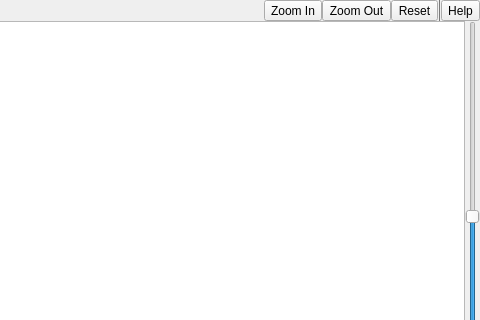
First picture: the form in Qt/qt4_mixer_widget.ui, repository kmatheussen/radium, before the edit; both pictures show x 164 to 644 and y 0 to 320 of the 644 by 411 pixel window.
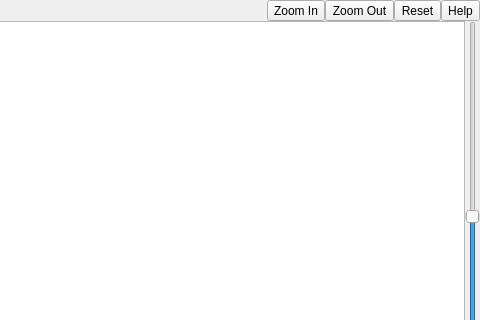
Second picture: the form after the edit.

Commit message: Remove separator between Reset and Help

The edit to the form file:
```diff
--- a/Qt/qt4_mixer_widget.ui
+++ b/Qt/qt4_mixer_widget.ui
@@ -87,491 +87,6 @@
        </property>
       </widget>
      </item>
-     <item>
-      <widget class="Line" name="line_10">
-       <property name="palette">
-        <palette>
-         <active>
-          <colorrole role="WindowText">
-           <brush brushstyle="SolidPattern">
-            <color alpha="255">
-             <red>121</red>
-             <green>121</green>
-             <blue>121</blue>
-            </color>
-           </brush>
-          </colorrole>
-          <colorrole role="Button">
-           <brush brushstyle="SolidPattern">
-            <color alpha="255">
-             <red>174</red>
-             <green>174</green>
-             <blue>174</blue>
-            </color>
-           </brush>
-          </colorrole>
-          <colorrole role="Light">
-           <brush brushstyle="SolidPattern">
-            <color alpha="255">
-             <red>195</red>
-             <green>195</green>
-             <blue>195</blue>
-            </color>
-           </brush>
-          </colorrole>
-          <colorrole role="Midlight">
-           <brush brushstyle="SolidPattern">
-            <color alpha="255">
-             <red>214</red>
-             <green>214</green>
-             <blue>214</blue>
-            </color>
-           </brush>
-          </colorrole>
-          <colorrole role="Dark">
-           <brush brushstyle="SolidPattern">
-            <color alpha="255">
-             <red>87</red>
-             <green>87</green>
-             <blue>87</blue>
-            </color>
-           </brush>
-          </colorrole>
-          <colorrole role="Mid">
-           <brush brushstyle="SolidPattern">
-            <color alpha="255">
-             <red>116</red>
-             <green>116</green>
-             <blue>116</blue>
-            </color>
-           </brush>
-          </colorrole>
-          <colorrole role="Text">
-           <brush brushstyle="SolidPattern">
-            <color alpha="255">
-             <red>84</red>
-             <green>84</green>
-             <blue>84</blue>
-            </color>
-           </brush>
-          </colorrole>
-          <colorrole role="BrightText">
-           <brush brushstyle="SolidPattern">
-            <color alpha="255">
-             <red>205</red>
-             <green>205</green>
-             <blue>205</blue>
-            </color>
-           </brush>
-          </colorrole>
-          <colorrole role="ButtonText">
-           <brush brushstyle="SolidPattern">
-            <color alpha="255">
-             <red>117</red>
-             <green>117</green>
-             <blue>117</blue>
-            </color>
-           </brush>
-          </colorrole>
-          <colorrole role="Base">
-           <brush brushstyle="SolidPattern">
-            <color alpha="255">
-             <red>226</red>
-             <green>226</green>
-             <blue>226</blue>
-            </color>
-           </brush>
-          </colorrole>
-          <colorrole role="Window">
-           <brush brushstyle="SolidPattern">
-            <color alpha="255">
-             <red>174</red>
-             <green>174</green>
-             <blue>174</blue>
-            </color>
-           </brush>
-          </colorrole>
-          <colorrole role="Shadow">
-           <brush brushstyle="SolidPattern">
-            <color alpha="255">
-             <red>84</red>
-             <green>84</green>
-             <blue>84</blue>
-            </color>
-           </brush>
-          </colorrole>
-          <colorrole role="HighlightedText">
-           <brush brushstyle="SolidPattern">
-            <color alpha="255">
-             <red>213</red>
-             <green>213</green>
-             <blue>213</blue>
-            </color>
-           </brush>
-          </colorrole>
-          <colorrole role="AlternateBase">
-           <brush brushstyle="SolidPattern">
-            <color alpha="255">
-             <red>214</red>
-             <green>214</green>
-             <blue>214</blue>
-            </color>
-           </brush>
-          </colorrole>
-          <colorrole role="NoRole">
-           <brush brushstyle="SolidPattern">
-            <color alpha="255">
-             <red>113</red>
-             <green>113</green>
-             <blue>113</blue>
-            </color>
-           </brush>
-          </colorrole>
-          <colorrole role="ToolTipBase">
-           <brush brushstyle="SolidPattern">
-            <color alpha="255">
-             <red>212</red>
-             <green>212</green>
-             <blue>183</blue>
-            </color>
-           </brush>
-          </colorrole>
-          <colorrole role="ToolTipText">
-           <brush brushstyle="SolidPattern">
-            <color alpha="255">
-             <red>92</red>
-             <green>92</green>
-             <blue>92</blue>
-            </color>
-           </brush>
-          </colorrole>
-         </active>
-         <inactive>
-          <colorrole role="WindowText">
-           <brush brushstyle="SolidPattern">
-            <color alpha="255">
-             <red>121</red>
-             <green>121</green>
-             <blue>121</blue>
-            </color>
-           </brush>
-          </colorrole>
-          <colorrole role="Button">
-           <brush brushstyle="SolidPattern">
-            <color alpha="255">
-             <red>174</red>
-             <green>174</green>
-             <blue>174</blue>
-            </color>
-           </brush>
-          </colorrole>
-          <colorrole role="Light">
-           <brush brushstyle="SolidPattern">
-            <color alpha="255">
-             <red>195</red>
-             <green>195</green>
-             <blue>195</blue>
-            </color>
-           </brush>
-          </colorrole>
-          <colorrole role="Midlight">
-           <brush brushstyle="SolidPattern">
-            <color alpha="255">
-             <red>214</red>
-             <green>214</green>
-             <blue>214</blue>
-            </color>
-           </brush>
-          </colorrole>
-          <colorrole role="Dark">
-           <brush brushstyle="SolidPattern">
-            <color alpha="255">
-             <red>87</red>
-             <green>87</green>
-             <blue>87</blue>
-            </color>
-           </brush>
-          </colorrole>
-          <colorrole role="Mid">
-           <brush brushstyle="SolidPattern">
-            <color alpha="255">
-             <red>116</red>
-             <green>116</green>
-             <blue>116</blue>
-            </color>
-           </brush>
-          </colorrole>
-          <colorrole role="Text">
-           <brush brushstyle="SolidPattern">
-            <color alpha="255">
-             <red>84</red>
-             <green>84</green>
-             <blue>84</blue>
-            </color>
-           </brush>
-          </colorrole>
-          <colorrole role="BrightText">
-           <brush brushstyle="SolidPattern">
-            <color alpha="255">
-             <red>205</red>
-             <green>205</green>
-             <blue>205</blue>
-            </color>
-           </brush>
-          </colorrole>
-          <colorrole role="ButtonText">
-           <brush brushstyle="SolidPattern">
-            <color alpha="255">
-             <red>117</red>
-             <green>117</green>
-             <blue>117</blue>
-            </color>
-           </brush>
-          </colorrole>
-          <colorrole role="Base">
-           <brush brushstyle="SolidPattern">
-            <color alpha="255">
-             <red>226</red>
-             <green>226</green>
-             <blue>226</blue>
-            </color>
-           </brush>
-          </colorrole>
-          <colorrole role="Window">
-           <brush brushstyle="SolidPattern">
-            <color alpha="255">
-             <red>174</red>
-             <green>174</green>
-             <blue>174</blue>
-            </color>
-           </brush>
-          </colorrole>
-          <colorrole role="Shadow">
-           <brush brushstyle="SolidPattern">
-            <color alpha="255">
-             <red>84</red>
-             <green>84</green>
-             <blue>84</blue>
-            </color>
-           </brush>
-          </colorrole>
-          <colorrole role="HighlightedText">
-           <brush brushstyle="SolidPattern">
-            <color alpha="255">
-             <red>213</red>
-             <green>213</green>
-             <blue>213</blue>
-            </color>
-           </brush>
-          </colorrole>
-          <colorrole role="AlternateBase">
-           <brush brushstyle="SolidPattern">
-            <color alpha="255">
-             <red>214</red>
-             <green>214</green>
-             <blue>214</blue>
-            </color>
-           </brush>
-          </colorrole>
-          <colorrole role="NoRole">
-           <brush brushstyle="SolidPattern">
-            <color alpha="255">
-             <red>113</red>
-             <green>113</green>
-             <blue>113</blue>
-            </color>
-           </brush>
-          </colorrole>
-          <colorrole role="ToolTipBase">
-           <brush brushstyle="SolidPattern">
-            <color alpha="255">
-             <red>212</red>
-             <green>212</green>
-             <blue>183</blue>
-            </color>
-           </brush>
-          </colorrole>
-          <colorrole role="ToolTipText">
-           <brush brushstyle="SolidPattern">
-            <color alpha="255">
-             <red>92</red>
-             <green>92</green>
-             <blue>92</blue>
-            </color>
-           </brush>
-          </colorrole>
-         </inactive>
-         <disabled>
-          <colorrole role="WindowText">
-           <brush brushstyle="SolidPattern">
-            <color alpha="255">
-             <red>87</red>
-             <green>87</green>
-             <blue>87</blue>
-            </color>
-           </brush>
-          </colorrole>
-          <colorrole role="Button">
-           <brush brushstyle="SolidPattern">
-            <color alpha="255">
-             <red>174</red>
-             <green>174</green>
-             <blue>174</blue>
-            </color>
-           </brush>
-          </colorrole>
-          <colorrole role="Light">
-           <brush brushstyle="SolidPattern">
-            <color alpha="255">
-             <red>195</red>
-             <green>195</green>
-             <blue>195</blue>
-            </color>
-           </brush>
-          </colorrole>
-          <colorrole role="Midlight">
-           <brush brushstyle="SolidPattern">
-            <color alpha="255">
-             <red>214</red>
-             <green>214</green>
-             <blue>214</blue>
-            </color>
-           </brush>
-          </colorrole>
-          <colorrole role="Dark">
-           <brush brushstyle="SolidPattern">
-            <color alpha="255">
-             <red>87</red>
-             <green>87</green>
-             <blue>87</blue>
-            </color>
-           </brush>
-          </colorrole>
-          <colorrole role="Mid">
-           <brush brushstyle="SolidPattern">
-            <color alpha="255">
-             <red>116</red>
-             <green>116</green>
-             <blue>116</blue>
-            </color>
-           </brush>
-          </colorrole>
-          <colorrole role="Text">
-           <brush brushstyle="SolidPattern">
-            <color alpha="255">
-             <red>87</red>
-             <green>87</green>
-             <blue>87</blue>
-            </color>
-           </brush>
-          </colorrole>
-          <colorrole role="BrightText">
-           <brush brushstyle="SolidPattern">
-            <color alpha="255">
-             <red>205</red>
-             <green>205</green>
-             <blue>205</blue>
-            </color>
-           </brush>
-          </colorrole>
-          <colorrole role="ButtonText">
-           <brush brushstyle="SolidPattern">
-            <color alpha="255">
-             <red>87</red>
-             <green>87</green>
-             <blue>87</blue>
-            </color>
-           </brush>
-          </colorrole>
-          <colorrole role="Base">
-           <brush brushstyle="SolidPattern">
-            <color alpha="255">
-             <red>174</red>
-             <green>174</green>
-             <blue>174</blue>
-            </color>
-           </brush>
-          </colorrole>
-          <colorrole role="Window">
-           <brush brushstyle="SolidPattern">
-            <color alpha="255">
-             <red>174</red>
-             <green>174</green>
-             <blue>174</blue>
-            </color>
-           </brush>
-          </colorrole>
-          <colorrole role="Shadow">
-           <brush brushstyle="SolidPattern">
-            <color alpha="255">
-             <red>84</red>
-             <green>84</green>
-             <blue>84</blue>
-            </color>
-           </brush>
-          </colorrole>
-          <colorrole role="HighlightedText">
-           <brush brushstyle="SolidPattern">
-            <color alpha="255">
-             <red>213</red>
-             <green>213</green>
-             <blue>213</blue>
-            </color>
-           </brush>
-          </colorrole>
-          <colorrole role="AlternateBase">
-           <brush brushstyle="SolidPattern">
-            <color alpha="255">
-             <red>174</red>
-             <green>174</green>
-             <blue>174</blue>
-            </color>
-           </brush>
-          </colorrole>
-          <colorrole role="NoRole">
-           <brush brushstyle="SolidPattern">
-            <color alpha="255">
-             <red>113</red>
-             <green>113</green>
-             <blue>113</blue>
-            </color>
-           </brush>
-          </colorrole>
-          <colorrole role="ToolTipBase">
-           <brush brushstyle="SolidPattern">
-            <color alpha="255">
-             <red>212</red>
-             <green>212</green>
-             <blue>183</blue>
-            </color>
-           </brush>
-          </colorrole>
-          <colorrole role="ToolTipText">
-           <brush brushstyle="SolidPattern">
-            <color alpha="255">
-             <red>92</red>
-             <green>92</green>
-             <blue>92</blue>
-            </color>
-           </brush>
-          </colorrole>
-         </disabled>
-        </palette>
-       </property>
-       <property name="frameShadow">
-        <enum>QFrame::Plain</enum>
-       </property>
-       <property name="lineWidth">
-        <number>1</number>
-       </property>
-       <property name="midLineWidth">
-        <number>0</number>
-       </property>
-       <property name="orientation">
-        <enum>Qt::Vertical</enum>
-       </property>
-      </widget>
-     </item>
      <item>
       <widget class="QToolButton" name="help_button">
        <property name="text">
```
The commit also changes 1 other file.
